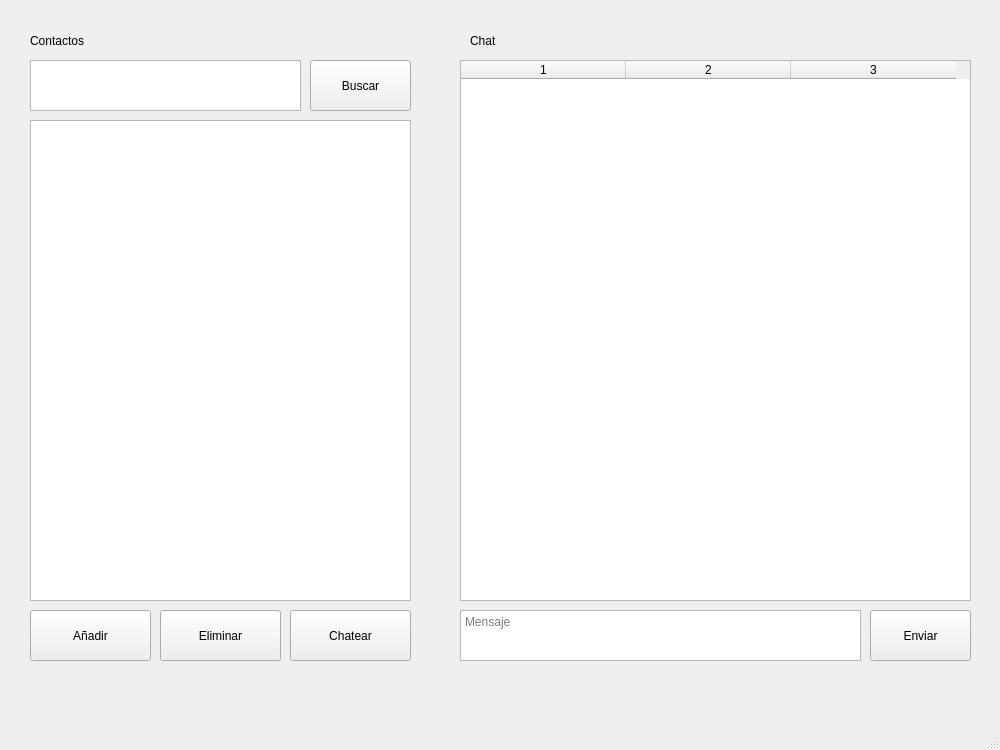
Above: Cliente/mainwindow.ui from ikeiba/Proyecto-program-IV before the change. Below: the same form after it.
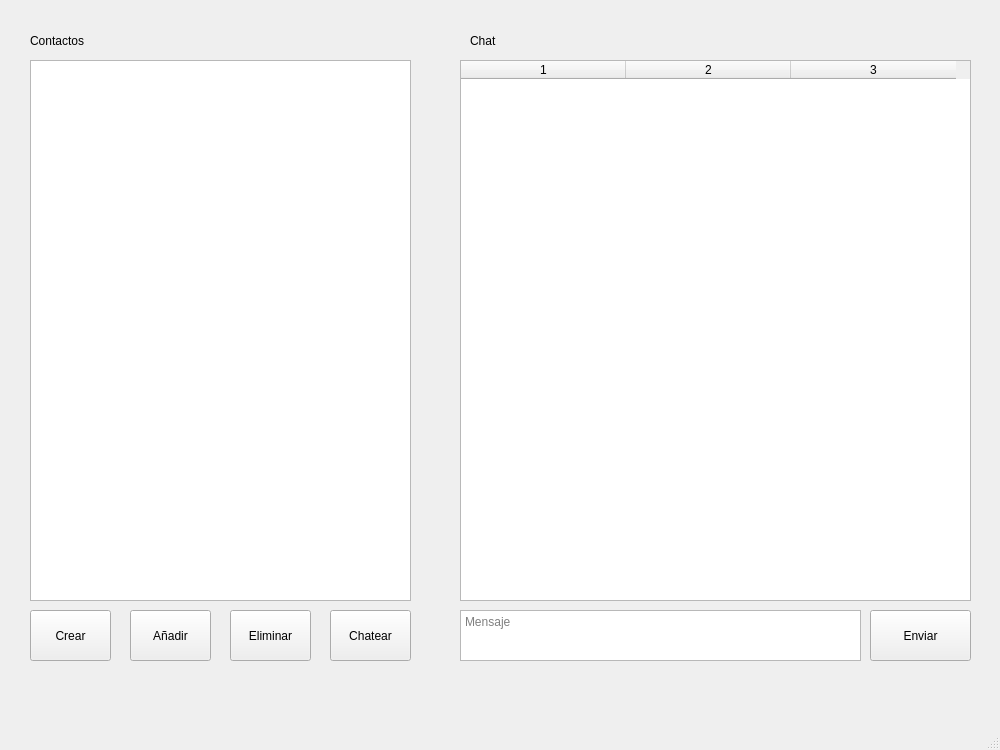
That is the form after the change.

What changed in the file:
```diff
--- a/Cliente/mainwindow.ui
+++ b/Cliente/mainwindow.ui
@@ -154,29 +154,6 @@
      </widget>
     </widget>
     <widget class="QWidget" name="page">
-     <widget class="QTextEdit" name="textEdit_2">
-      <property name="geometry">
-       <rect>
-        <x>30</x>
-        <y>60</y>
-        <width>271</width>
-        <height>51</height>
-       </rect>
-      </property>
-     </widget>
-     <widget class="QPushButton" name="botonBuscar">
-      <property name="geometry">
-       <rect>
-        <x>310</x>
-        <y>60</y>
-        <width>101</width>
-        <height>51</height>
-       </rect>
-      </property>
-      <property name="text">
-       <string>Buscar</string>
-      </property>
-     </widget>
      <widget class="QLabel" name="label">
       <property name="geometry">
        <rect>
@@ -258,9 +235,9 @@
       <property name="geometry">
        <rect>
         <x>30</x>
-        <y>120</y>
+        <y>60</y>
         <width>381</width>
-        <height>481</height>
+        <height>541</height>
        </rect>
       </property>
       <property name="font">
@@ -272,9 +249,9 @@
      <widget class="QPushButton" name="pushButtonChatear">
       <property name="geometry">
        <rect>
-        <x>290</x>
+        <x>330</x>
         <y>610</y>
-        <width>121</width>
+        <width>81</width>
         <height>51</height>
        </rect>
       </property>
@@ -287,20 +264,20 @@
        <rect>
         <x>30</x>
         <y>610</y>
-        <width>121</width>
+        <width>81</width>
         <height>51</height>
        </rect>
       </property>
       <property name="text">
-       <string>Añadir</string>
+       <string>Crear</string>
       </property>
      </widget>
      <widget class="QPushButton" name="pushButtonEliminarContacto">
       <property name="geometry">
        <rect>
-        <x>160</x>
+        <x>230</x>
         <y>610</y>
-        <width>121</width>
+        <width>81</width>
         <height>51</height>
        </rect>
       </property>
@@ -308,6 +285,19 @@
        <string>Eliminar</string>
       </property>
      </widget>
+     <widget class="QPushButton" name="pushBtnAnadirUsu">
+      <property name="geometry">
+       <rect>
+        <x>130</x>
+        <y>610</y>
+        <width>81</width>
+        <height>51</height>
+       </rect>
+      </property>
+      <property name="text">
+       <string>Añadir</string>
+      </property>
+     </widget>
     </widget>
     <widget class="QWidget" name="page_3">
      <widget class="QLabel" name="labelNombreADD">
```
Left out of the diff: 35 changed lines with no effect on the pictures.
